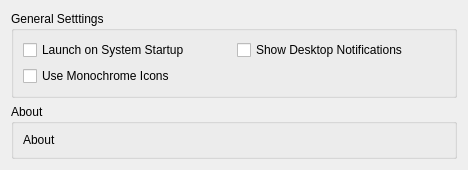
Qt form src/mirall/generalsettings.ui (nextcloud/desktop) before a commit.
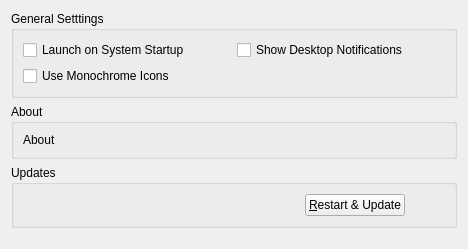
The same form after that commit.

Patch:
```diff
--- a/src/mirall/generalsettings.ui
+++ b/src/mirall/generalsettings.ui
@@ -7,7 +7,7 @@
     <x>0</x>
     <y>0</y>
     <width>468</width>
-    <height>169</height>
+    <height>249</height>
    </rect>
   </property>
   <property name="windowTitle">
@@ -60,6 +60,54 @@
      </layout>
     </widget>
    </item>
+   <item>
+    <widget class="QGroupBox" name="updatesGroupBox">
+     <property name="title">
+      <string>Updates</string>
+     </property>
+     <layout class="QHBoxLayout" name="horizontalLayout">
+      <item>
+       <widget class="QLabel" name="updateStateLabel">
+        <property name="text">
+         <string/>
+        </property>
+        <property name="wordWrap">
+         <bool>true</bool>
+        </property>
+       </widget>
+      </item>
+      <item>
+       <widget class="QPushButton" name="restartButton">
+        <property name="sizePolicy">
+         <sizepolicy hsizetype="Maximum" vsizetype="Fixed">
+          <horstretch>0</horstretch>
+          <verstretch>0</verstretch>
+         </sizepolicy>
+        </property>
+        <property name="text">
+         <string>&amp;Restart &amp;&amp; Update</string>
+        </property>
+       </widget>
+      </item>
+      <item>
+       <spacer name="horizontalSpacer">
+        <property name="orientation">
+         <enum>Qt::Horizontal</enum>
+        </property>
+        <property name="sizeType">
+         <enum>QSizePolicy::Preferred</enum>
+        </property>
+        <property name="sizeHint" stdset="0">
+         <size>
+          <width>40</width>
+          <height>20</height>
+         </size>
+        </property>
+       </spacer>
+      </item>
+     </layout>
+    </widget>
+   </item>
    <item>
     <spacer name="verticalSpacer">
      <property name="orientation">
```
